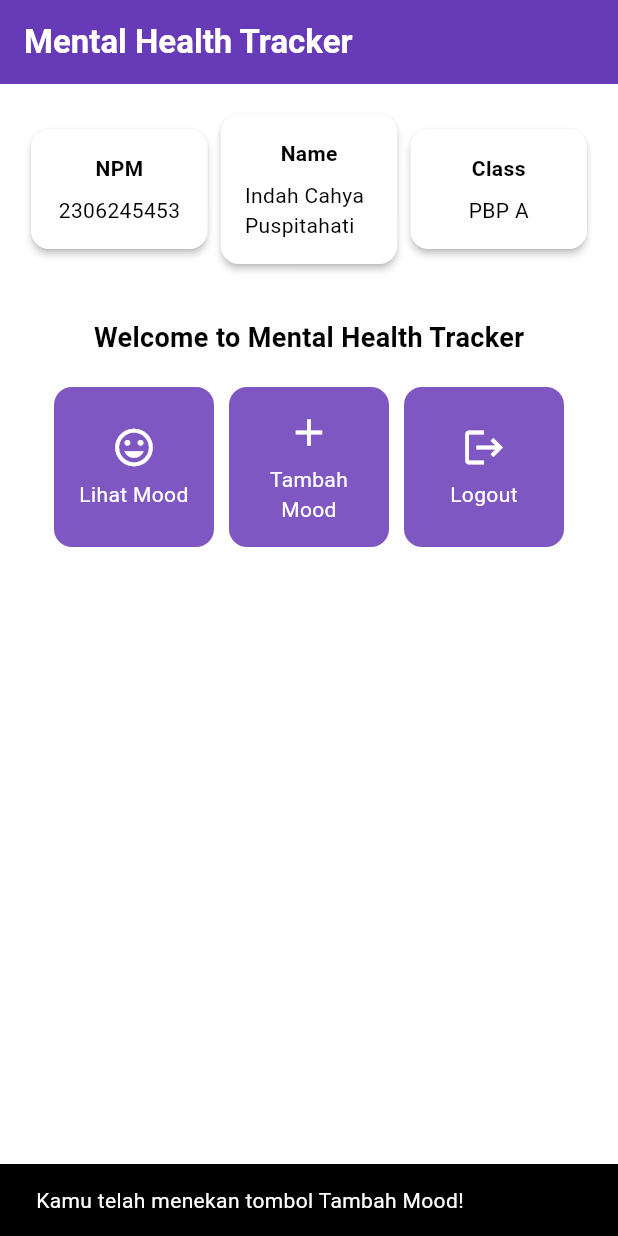
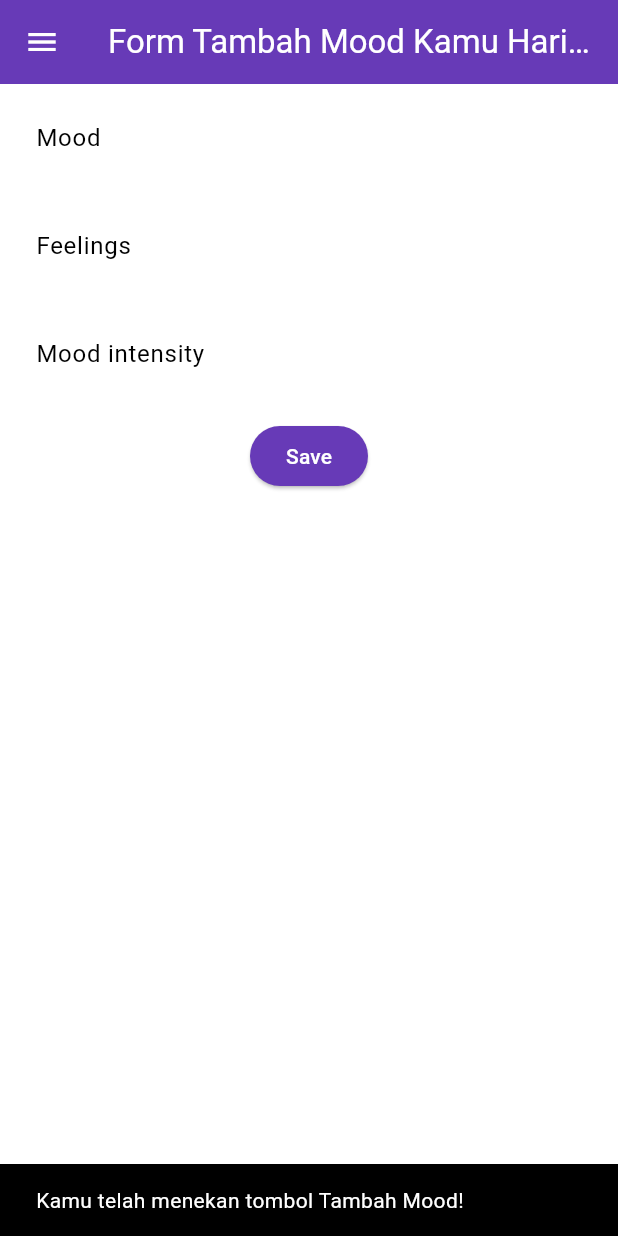
Before and after one commit to indahcahyaaa/mental-health-tracker-mobile, a Flutter app: the screen it shows after launch, after a tap on "Tambah Mood", on a phone screen of 412 x 824 dp. Run offline on Flutter 3.47's test engine with Material 3 defaults, Android fonts, the phone set to English and light mode, and no system bars.

Commit message:
tutorial 7 done

```diff
--- a/lib/menu.dart
+++ b/lib/menu.dart
@@ -1,4 +1,6 @@
 import 'package:flutter/material.dart';
+import 'package:mental_health_tracker/widgets/left_drawer.dart';
+import 'package:mental_health_tracker/moodentry_form.dart';
 
 class MyHomePage extends StatelessWidget {
   MyHomePage({super.key});
@@ -29,7 +31,11 @@ class MyHomePage extends StatelessWidget {
         ),
         // Warna latar belakang AppBar diambil dari skema warna tema aplikasi.
         backgroundColor: Theme.of(context).colorScheme.primary,
+        // Mengganti warna icon drawer menjadi putih
+        iconTheme: const IconThemeData(color: Colors.white),
       ),
+        // Masukkan drawer sebagai parameter nilai drawer dari widget Scaffold
+        drawer: const LeftDrawer(),
       // Body halaman dengan padding di sekelilingnya.
       body: Padding(
         padding: const EdgeInsets.all(16.0),
@@ -157,6 +163,16 @@ class ItemCard extends StatelessWidget {
             ..showSnackBar(
               SnackBar(content: Text("Kamu telah menekan tombol ${item.name}!"))
             );
+          // Navigate ke route yang sesuai (tergantung jenis tombol)
+          if (item.name == "Tambah Mood") {
+            // Gunakan Navigator.push untuk melakukan navigasi ke MaterialPageRoute yang mencakup TrackerFormPage.
+            Navigator.push(
+              context,
+              MaterialPageRoute(
+                builder: (context) => const MoodEntryFormPage(),
+              ),
+            );
+          }
         },
         // Container untuk menyimpan Icon dan Text
         child: Container(
--- /dev/null
+++ b/lib/moodentry_form.dart
@@ -0,0 +1,163 @@
+import 'package:flutter/material.dart';
+import 'package:mental_health_tracker/widgets/left_drawer.dart';
+
+class MoodEntryFormPage extends StatefulWidget {
+  const MoodEntryFormPage({super.key});
+
+  @override
+  State<MoodEntryFormPage> createState() => _MoodEntryFormPageState();
+}
+
+class _MoodEntryFormPageState extends State<MoodEntryFormPage> {
+  final _formKey = GlobalKey<FormState>();
+  String _mood = "";
+	String _feelings = "";
+	int _moodIntensity = 0;
+
+  @override
+  Widget build(BuildContext context) {
+    return Scaffold(
+      appBar: AppBar(
+        title: const Center(
+          child: Text(
+            'Form Tambah Mood Kamu Hari ini',
+          ),
+        ),
+        backgroundColor: Theme.of(context).colorScheme.primary,
+        foregroundColor: Colors.white,
+      ),
+      //Tambahkan drawer yang sudah dibuat di sini
+      drawer: const LeftDrawer(),
+      body: Form(
+        key: _formKey,
+        child: SingleChildScrollView(
+          child: Column(
+            crossAxisAlignment: CrossAxisAlignment.start,
+            children: [
+              Padding(
+                padding: const EdgeInsets.all(8.0),
+                child: TextFormField(
+                  decoration: InputDecoration(
+                    hintText: "Mood",
+                    labelText: "Mood",
+                    border: OutlineInputBorder(
+                      borderRadius: BorderRadius.circular(5.0),
+                    ),
+                  ),
+                  onChanged: (String? value) {
+                    setState(() {
+                      _mood = value!;
+                    });
+                  },
+                  validator: (String? value) {
+                    if (value == null || value.isEmpty) {
+                      return "Mood tidak boleh kosong!";
+                    }
+                    return null;
+                  },
+                ),
+              ),
+              Padding(
+                padding: const EdgeInsets.all(8.0),
+                child: TextFormField(
+                  decoration: InputDecoration(
+                    hintText: "Feelings",
+                    labelText: "Feelings",
+                    border: OutlineInputBorder(
+                      borderRadius: BorderRadius.circular(5.0),
+                    ),
+                  ),
+                  onChanged: (String? value) {
+                    setState(() {
+                      _feelings = value!;
+                    });
+                  },
+                  validator: (String? value) {
+                    if (value == null || value.isEmpty) {
+                      return "Feelings tidak boleh kosong!";
+                    }
+                    return null;
+                  },
+                ),
+              ),
+              Padding(
+                padding: const EdgeInsets.all(8.0),
+                child: TextFormField(
+                  decoration: InputDecoration(
+                    hintText: "Mood intensity",
+                    labelText: "Mood intensity",
+                    border: OutlineInputBorder(
+                      borderRadius: BorderRadius.circular(5.0),
+                    ),
+                  ),
+                  onChanged: (String? value) {
+                    setState(() {
+                      _moodIntensity = int.tryParse(value!) ?? 0;
+                    });
+                  },
+                  validator: (String? value) {
+                    if (value == null || value.isEmpty) {
+                      return "Mood intensity tidak boleh kosong!";
+                    }
+                    if (int.tryParse(value) == null) {
+                      return "Mood intensity harus berupa angka!";
+                    }
+                    return null;
+                  },
+                ),
+              ),
+              Align(
+                alignment: Alignment.bottomCenter,
+                child: Padding(
+                  padding: const EdgeInsets.all(8.0),
+                  child: ElevatedButton(
+                    style: ButtonStyle(
+                      backgroundColor: WidgetStateProperty.all(
+                          Theme.of(context).colorScheme.primary),
+                    ),
+                    onPressed: () {
+                      if (_formKey.currentState!.validate()) {
+                        showDialog(
+                          context: context,
+                          builder: (context) {
+                            return AlertDialog(
+                              title: const Text('Mood berhasil tersimpan'),
+                              content: SingleChildScrollView(
+                                child: Column(
+                                  crossAxisAlignment: CrossAxisAlignment.start,
+                                  children: [
+                                    // Munculkan value-value
+                                    Text('Mood: $_mood'),
+                                    Text('Feelings: $_feelings'),
+                                    Text('Mood Intensity: $_moodIntensity'),
+                                  ],
+                                ),
+                              ),
+                              actions: [
+                                TextButton(
+                                  child: const Text('OK'),
+                                  onPressed: () {
+                                    Navigator.pop(context);
+                                    _formKey.currentState!.reset();
+                                  },
+                                ),
+                              ],
+                            );
+                          },
+                        );
+                      }
+                    },
+                    child: const Text(
+                      "Save",
+                      style: TextStyle(color: Colors.white),
+                    ),
+                  ),
+                ),
+              ),
+            ],
+          )
+        ),
+      ),
+    );
+  }
+}
--- /dev/null
+++ b/lib/widgets/left_drawer.dart
@@ -0,0 +1,74 @@
+import 'package:flutter/material.dart';
+import 'package:mental_health_tracker/menu.dart';
+import 'package:mental_health_tracker/moodentry_form.dart';
+
+class LeftDrawer extends StatelessWidget {
+  const LeftDrawer({super.key});
+
+  @override
+  Widget build(BuildContext context) {
+    return Drawer(
+      child: ListView(
+        children: [
+          DrawerHeader(
+            decoration: BoxDecoration(
+              color: Theme.of(context).colorScheme.primary,
+            ),
+            child: const Column(
+              children: [
+                Text(
+                  'Mental Health Tracker',
+                  textAlign: TextAlign.center,
+                  style: TextStyle(
+                    fontSize: 24,
+                    fontWeight: FontWeight.bold,
+                    color: Colors.white,
+                  ),
+                ),
+                Padding(padding: EdgeInsets.all(8)),
+                Text(
+                  "Ayo jaga kesehatan mentalmu setiap hari disini!",
+                  // Tambahkan gaya teks dengan center alignment, font ukuran 15, warna putih, dan weight biasa
+                  textAlign: TextAlign.center,
+                  style: TextStyle(
+                    fontSize: 15,
+                    color: Colors.white,
+                    fontWeight: FontWeight.normal,
+                  ),
+                ),
+              ],
+            ),
+          ),
+          ListTile(
+            leading: const Icon(Icons.home_outlined),
+            title: const Text('Halaman Utama'),
+            // Bagian redirection ke MyHomePage
+            onTap: () {
+              Navigator.pushReplacement(
+                  context,
+                  MaterialPageRoute(
+                    builder: (context) => MyHomePage(),
+                  ));
+            },
+          ),
+          ListTile(
+            leading: const Icon(Icons.mood),
+            title: const Text('Tambah Mood'),
+            // Bagian redirection ke MoodEntryFormPage
+            onTap: () {
+              /* Buatlah routing ke MoodEntryFormPage di sini,
+              setelah halaman MoodEntryFormPage sudah dibuat.
+              */
+              Navigator.pushReplacement(
+                context,
+                MaterialPageRoute(
+                  builder: (context) => const MoodEntryFormPage(),
+                ),
+              );
+            },
+          ),
+        ],
+      ),
+    );
+  }
+}
```
